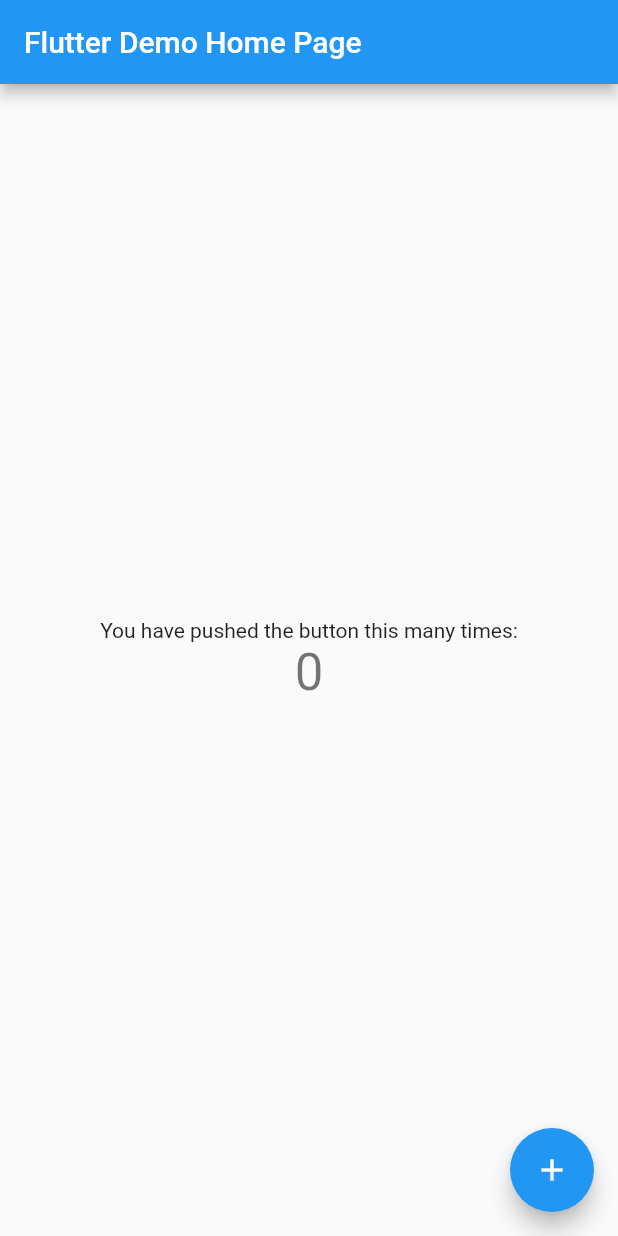
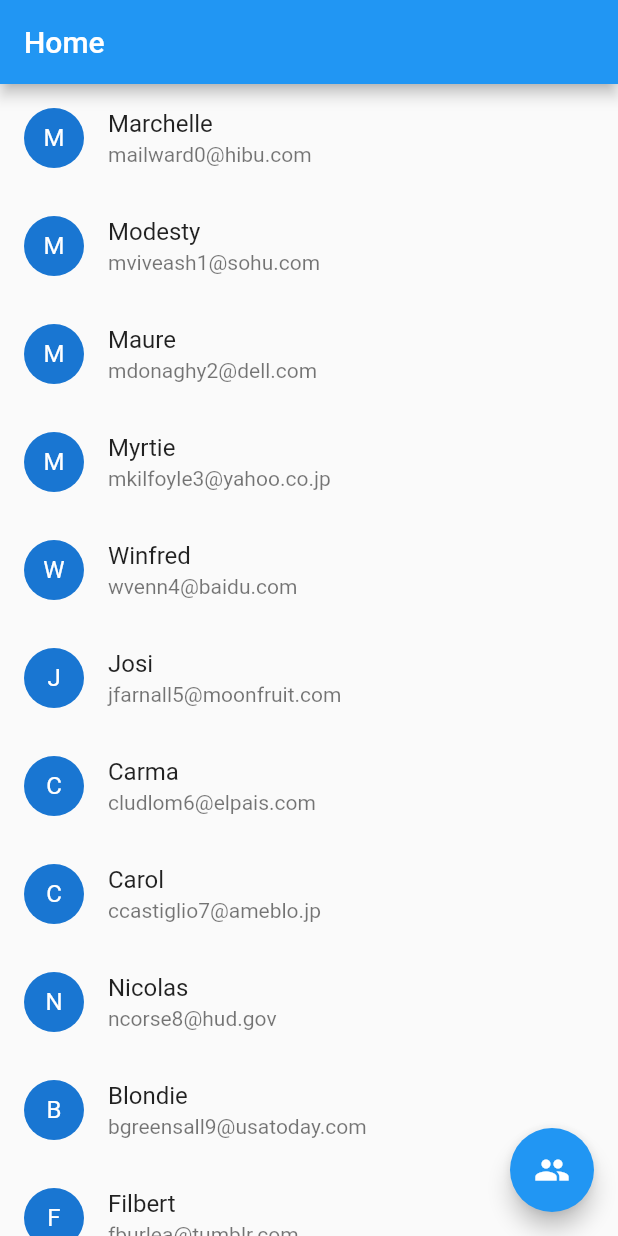
Before and after one commit to nstack-in/provider-demo-facebook, a Flutter app: the screen it shows after launch, on a phone screen of 412 x 824 dp. Run offline on Flutter 3.47's test engine with Material 2 defaults, Android fonts, the phone set to English and light mode, and no system bars.

Commit message:
provider facebook live

```diff
--- /dev/null
+++ b/lib/data.dart
@@ -0,0 +1,436 @@
+class MyData {
+  static List<Map> data = [
+    {
+      "id": 1,
+      "name": "Marchelle",
+      "email": "mailward0@hibu.com",
+      "address": "57 Bowman Drive"
+    },
+    {
+      "id": 2,
+      "name": "Modesty",
+      "email": "mviveash1@sohu.com",
+      "address": "2171 Welch Avenue"
+    },
+    {
+      "id": 3,
+      "name": "Maure",
+      "email": "mdonaghy2@dell.com",
+      "address": "4623 Chinook Circle"
+    },
+    {
+      "id": 4,
+      "name": "Myrtie",
+      "email": "mkilfoyle3@yahoo.co.jp",
+      "address": "406 Kings Road"
+    },
+    {
+      "id": 5,
+      "name": "Winfred",
+      "email": "wvenn4@baidu.com",
+      "address": "2444 Pawling Lane"
+    },
+    {
+      "id": 6,
+      "name": "Josi",
+      "email": "jfarnall5@moonfruit.com",
+      "address": "0 Hoepker Lane"
+    },
+    {
+      "id": 7,
+      "name": "Carma",
+      "email": "cludlom6@elpais.com",
+      "address": "01349 Logan Terrace"
+    },
+    {
+      "id": 8,
+      "name": "Carol",
+      "email": "ccastiglio7@ameblo.jp",
+      "address": "67871 Raven Pass"
+    },
+    {
+      "id": 9,
+      "name": "Nicolas",
+      "email": "ncorse8@hud.gov",
+      "address": "32212 Banding Alley"
+    },
+    {
+      "id": 10,
+      "name": "Blondie",
+      "email": "bgreensall9@usatoday.com",
+      "address": "217 South Trail"
+    },
+    {
+      "id": 11,
+      "name": "Filbert",
+      "email": "fburlea@tumblr.com",
+      "address": "3 Mayfield Pass"
+    },
+    {
+      "id": 12,
+      "name": "Imojean",
+      "email": "iwalbrookb@zdnet.com",
+      "address": "91904 Fieldstone Lane"
+    },
+    {
+      "id": 13,
+      "name": "Rochell",
+      "email": "rsharplesc@drupal.org",
+      "address": "46 Schmedeman Place"
+    },
+    {
+      "id": 14,
+      "name": "Fayina",
+      "email": "fwellwoodd@mapquest.com",
+      "address": "1 Anderson Street"
+    },
+    {
+      "id": 15,
+      "name": "Dilan",
+      "email": "dgethinge@wsj.com",
+      "address": "87297 High Crossing Alley"
+    },
+    {
+      "id": 16,
+      "name": "Berkie",
+      "email": "bmousbyf@si.edu",
+      "address": "5611 Colorado Drive"
+    },
+    {
+      "id": 17,
+      "name": "Aliza",
+      "email": "aabelsg@de.vu",
+      "address": "56 Dunning Way"
+    },
+    {
+      "id": 18,
+      "name": "Gene",
+      "email": "gernih@slashdot.org",
+      "address": "0479 Jay Court"
+    },
+    {
+      "id": 19,
+      "name": "Devland",
+      "email": "dlindbladi@geocities.jp",
+      "address": "0971 Johnson Terrace"
+    },
+    {
+      "id": 20,
+      "name": "Leigh",
+      "email": "larlidgej@xinhuanet.com",
+      "address": "430 Hanover Park"
+    },
+    {
+      "id": 21,
+      "name": "Annamaria",
+      "email": "agerreyk@jiathis.com",
+      "address": "03345 Larry Junction"
+    },
+    {
+      "id": 22,
+      "name": "Agace",
+      "email": "arubenczykl@meetup.com",
+      "address": "119 Stuart Alley"
+    },
+    {
+      "id": 23,
+      "name": "Ninette",
+      "email": "nhuglim@npr.org",
+      "address": "746 Calypso Plaza"
+    },
+    {
+      "id": 24,
+      "name": "Sosanna",
+      "email": "scopestaken@cloudflare.com",
+      "address": "81924 North Parkway"
+    },
+    {
+      "id": 25,
+      "name": "Millard",
+      "email": "mcullumo@jigsy.com",
+      "address": "6215 Hoepker Park"
+    },
+    {
+      "id": 26,
+      "name": "Alden",
+      "email": "aconvillep@seattletimes.com",
+      "address": "13 Mayfield Pass"
+    },
+    {
+      "id": 27,
+      "name": "Roderich",
+      "email": "rquinlanq@feedburner.com",
+      "address": "58 Dawn Parkway"
+    },
+    {
+      "id": 28,
+      "name": "Jesse",
+      "email": "jblackallerr@github.com",
+      "address": "286 Stone Corner Drive"
+    },
+    {
+      "id": 29,
+      "name": "Grace",
+      "email": "gmaytoms@reverbnation.com",
+      "address": "52817 Shelley Place"
+    },
+    {
+      "id": 30,
+      "name": "Lurline",
+      "email": "lvennardt@goo.ne.jp",
+      "address": "8 Cherokee Plaza"
+    },
+    {
+      "id": 31,
+      "name": "Bernie",
+      "email": "bsworderu@wordpress.com",
+      "address": "6223 Harbort Street"
+    },
+    {
+      "id": 32,
+      "name": "Dana",
+      "email": "dknevetv@linkedin.com",
+      "address": "6 Waxwing Alley"
+    },
+    {
+      "id": 33,
+      "name": "Emelita",
+      "email": "emckernonw@hugedomains.com",
+      "address": "823 Kings Alley"
+    },
+    {
+      "id": 34,
+      "name": "Mikey",
+      "email": "maldissx@cyberchimps.com",
+      "address": "83570 Lerdahl Park"
+    },
+    {
+      "id": 35,
+      "name": "Hortensia",
+      "email": "hgarmony@guardian.co.uk",
+      "address": "9 Ryan Drive"
+    },
+    {
+      "id": 36,
+      "name": "Nicolis",
+      "email": "nfallsz@privacy.gov.au",
+      "address": "414 Nelson Park"
+    },
+    {
+      "id": 37,
+      "name": "Christoforo",
+      "email": "cdunan10@salon.com",
+      "address": "342 Division Point"
+    },
+    {
+      "id": 38,
+      "name": "Abie",
+      "email": "acoulter11@unblog.fr",
+      "address": "04 4th Trail"
+    },
+    {
+      "id": 39,
+      "name": "Lowell",
+      "email": "lguihen12@mit.edu",
+      "address": "177 Banding Parkway"
+    },
+    {
+      "id": 40,
+      "name": "Sherye",
+      "email": "sardron13@dagondesign.com",
+      "address": "3720 Killdeer Way"
+    },
+    {
+      "id": 41,
+      "name": "Laura",
+      "email": "lruit14@mlb.com",
+      "address": "9818 Moland Avenue"
+    },
+    {
+      "id": 42,
+      "name": "Carlen",
+      "email": "cjacquet15@indiatimes.com",
+      "address": "5191 Bay Way"
+    },
+    {
+      "id": 43,
+      "name": "Mirabel",
+      "email": "methridge16@businesswire.com",
+      "address": "027 West Junction"
+    },
+    {
+      "id": 44,
+      "name": "Shellie",
+      "email": "sffrenchbeytagh17@theatlantic.com",
+      "address": "075 Merrick Place"
+    },
+    {
+      "id": 45,
+      "name": "Rossie",
+      "email": "rpecht18@craigslist.org",
+      "address": "6127 Barnett Terrace"
+    },
+    {
+      "id": 46,
+      "name": "Adelle",
+      "email": "amichelotti19@google.com.hk",
+      "address": "0763 Vidon Alley"
+    },
+    {
+      "id": 47,
+      "name": "Welby",
+      "email": "wtremblet1a@rediff.com",
+      "address": "968 Oneill Street"
+    },
+    {
+      "id": 48,
+      "name": "Julianne",
+      "email": "jchessun1b@princeton.edu",
+      "address": "9 Arizona Pass"
+    },
+    {
+      "id": 49,
+      "name": "Hilly",
+      "email": "hgodlonton1c@slideshare.net",
+      "address": "264 Buell Center"
+    },
+    {
+      "id": 50,
+      "name": "Velma",
+      "email": "vomullaney1d@hud.gov",
+      "address": "61 Mosinee Crossing"
+    },
+    {
+      "id": 51,
+      "name": "Maisie",
+      "email": "mlewty1e@prweb.com",
+      "address": "7 Oriole Crossing"
+    },
+    {
+      "id": 52,
+      "name": "Teirtza",
+      "email": "tsturge1f@amazon.co.uk",
+      "address": "5 Vidon Crossing"
+    },
+    {
+      "id": 53,
+      "name": "Karrah",
+      "email": "kneaves1g@yolasite.com",
+      "address": "6018 Lotheville Hill"
+    },
+    {
+      "id": 54,
+      "name": "Packston",
+      "email": "plemanu1h@harvard.edu",
+      "address": "4751 Iowa Hill"
+    },
+    {
+      "id": 55,
+      "name": "Kary",
+      "email": "kflips1i@php.net",
+      "address": "53139 Magdeline Road"
+    },
+    {
+      "id": 56,
+      "name": "Megan",
+      "email": "mrivelon1j@businesswire.com",
+      "address": "56 Hallows Place"
+    },
+    {
+      "id": 57,
+      "name": "Banky",
+      "email": "bwratten1k@google.ru",
+      "address": "2726 Prairieview Park"
+    },
+    {
+      "id": 58,
+      "name": "Darsie",
+      "email": "dmossop1l@homestead.com",
+      "address": "59274 Elmside Place"
+    },
+    {
+      "id": 59,
+      "name": "Blane",
+      "email": "bburleton1m@hibu.com",
+      "address": "9935 3rd Crossing"
+    },
+    {
+      "id": 60,
+      "name": "Bald",
+      "email": "bbuckerfield1n@slashdot.org",
+      "address": "848 Pankratz Parkway"
+    },
+    {
+      "id": 61,
+      "name": "Maire",
+      "email": "mrichardot1o@eepurl.com",
+      "address": "3691 Hudson Avenue"
+    },
+    {
+      "id": 62,
+      "name": "Cherie",
+      "email": "cshurlock1p@tinypic.com",
+      "address": "00 Derek Road"
+    },
+    {
+      "id": 63,
+      "name": "Pen",
+      "email": "plevy1q@infoseek.co.jp",
+      "address": "2839 Ruskin Crossing"
+    },
+    {
+      "id": 64,
+      "name": "Spike",
+      "email": "swakeling1r@nasa.gov",
+      "address": "54 Superior Court"
+    },
+    {
+      "id": 65,
+      "name": "Esteban",
+      "email": "esmoth1s@rakuten.co.jp",
+      "address": "26640 Muir Court"
+    },
+    {
+      "id": 66,
+      "name": "Gabriele",
+      "email": "gabramamovh1t@webeden.co.uk",
+      "address": "7 Arapahoe Center"
+    },
+    {
+      "id": 67,
+      "name": "Randy",
+      "email": "rcaveau1u@timesonline.co.uk",
+      "address": "3752 Del Mar Place"
+    },
+    {
+      "id": 68,
+      "name": "Tabb",
+      "email": "todd1v@360.cn",
+      "address": "07 Coleman Lane"
+    },
+    {
+      "id": 69,
+      "name": "Ginnifer",
+      "email": "ggerman1w@netscape.com",
+      "address": "3414 Michigan Court"
+    },
+    {
+      "id": 70,
+      "name": "Corie",
+      "email": "cbarnardo1x@freewebs.com",
+      "address": "69066 Magdeline Place"
+    },
+    {
+      "id": 71,
+      "name": "Ravi",
+      "email": "rlawful1y@elpais.com",
+      "address": "0580 Forster Lane"
+    },
+    {
+      "id": 72,
+      "name": "Adelheid",
+      "email": "aplenderleith1z@cdbaby.com",
+      "address": "1307 Oak Terrace"
+    }
+  ];
+}
--- /dev/null
+++ b/lib/hire_provider.dart
@@ -0,0 +1,28 @@
+import 'package:flutter/material.dart';
+
+class HireProvider extends ChangeNotifier {
+  List<Map> _users = [];
+
+  List<Map> get users => _users;
+
+  void addPeople(Map user) {
+    Map isAvailable = _users.firstWhere(
+      (element) => element['id'] == user['id'],
+      orElse: () => null,
+    );
+    if (isAvailable == null) {
+      _users.add(user);
+    }
+    notifyListeners();
+  }
+
+  void removePeople(Map user) {
+    _users.removeWhere((u) => u['id'] == user['id']);
+    notifyListeners();
+  }
+
+  void emptyPeople(Map user) {
+    _users = [];
+    notifyListeners();
+  }
+}
--- /dev/null
+++ b/lib/hire_screen.dart
@@ -0,0 +1,45 @@
+import 'package:demo_app/hire_provider.dart';
+import 'package:flutter/material.dart';
+import 'package:provider/provider.dart';
+
+class HirePeopleScreen extends StatefulWidget {
+  @override
+  _HirePeopleScreenState createState() => _HirePeopleScreenState();
+}
+
+class _HirePeopleScreenState extends State<HirePeopleScreen> {
+  HireProvider hireProvider;
+
+  @override
+  Widget build(BuildContext context) {
+    hireProvider = Provider.of<HireProvider>(context);
+    List<Map> users = hireProvider.users;
+    return Scaffold(
+      appBar: AppBar(
+        title: Text('Selcted People'),
+      ),
+      body: ListView.builder(
+        itemBuilder: (_, index) {
+          Map user = users[index];
+          return ListTile(
+            onTap: () {
+              togglePeople(user);
+            },
+            leading: CircleAvatar(
+              child: Text('${user['name'][0]}'),
+            ),
+            title: Text('${user['name']}'),
+            subtitle: Text('${user['email']}'),
+          );
+        },
+        itemCount: users.length,
+      ),
+    );
+  }
+
+  void togglePeople(Map user) {
+    hireProvider.removePeople(user);
+    print("hireProvider.users");
+    print(hireProvider.users);
+  }
+}
--- /dev/null
+++ b/lib/home.dart
@@ -0,0 +1,57 @@
+import 'package:demo_app/data.dart';
+import 'package:demo_app/hire_provider.dart';
+import 'package:demo_app/hire_screen.dart';
+import 'package:flutter/material.dart';
+import 'package:provider/provider.dart';
+
+class HomePage extends StatefulWidget {
+  @override
+  _HomePageState createState() => _HomePageState();
+}
+
+class _HomePageState extends State<HomePage> {
+  List<Map> users = MyData.data;
+  HireProvider hireProvider;
+
+  @override
+  Widget build(BuildContext context) {
+    hireProvider = Provider.of<HireProvider>(context);
+    return Scaffold(
+      appBar: AppBar(
+        title: Text('Home'),
+      ),
+      body: ListView.builder(
+        itemBuilder: (_, index) {
+          Map user = users[index];
+          return ListTile(
+            onTap: () {
+              togglePeople(user);
+            },
+            leading: CircleAvatar(
+              child: Text('${user['name'][0]}'),
+            ),
+            title: Text('${user['name']}'),
+            subtitle: Text('${user['email']}'),
+          );
+        },
+        itemCount: users.length,
+      ),
+      floatingActionButton: FloatingActionButton(
+        onPressed: _navigate,
+        child: Icon(Icons.people),
+      ),
+    );
+  }
+
+  void _navigate() {
+    final builder = (_) => HirePeopleScreen();
+    final route = MaterialPageRoute(builder: builder);
+    Navigator.push(context, route);
+  }
+
+  void togglePeople(Map user) {
+    hireProvider.addPeople(user);
+    print("hireProvider.users");
+    print(hireProvider.users);
+  }
+}
--- a/lib/main.dart
+++ b/lib/main.dart
@@ -1,117 +1,41 @@
+import 'package:demo_app/hire_provider.dart';
+import 'package:demo_app/home.dart';
+import 'package:demo_app/theme_provider.dart';
 import 'package:flutter/material.dart';
+import 'package:provider/provider.dart';
 
 void main() {
-  runApp(MyApp());
+  runApp(MyProvider());
 }
 
-class MyApp extends StatelessWidget {
-  // This widget is the root of your application.
+class MyProvider extends StatelessWidget {
   @override
   Widget build(BuildContext context) {
-    return MaterialApp(
-      title: 'Flutter Demo',
-      theme: ThemeData(
-        // This is the theme of your application.
-        //
-        // Try running your application with "flutter run". You'll see the
-        // application has a blue toolbar. Then, without quitting the app, try
-        // changing the primarySwatch below to Colors.green and then invoke
-        // "hot reload" (press "r" in the console where you ran "flutter run",
-        // or simply save your changes to "hot reload" in a Flutter IDE).
-        // Notice that the counter didn't reset back to zero; the application
-        // is not restarted.
-        primarySwatch: Colors.blue,
-        // This makes the visual density adapt to the platform that you run
-        // the app on. For desktop platforms, the controls will be smaller and
-        // closer together (more dense) than on mobile platforms.
-        visualDensity: VisualDensity.adaptivePlatformDensity,
-      ),
-      home: MyHomePage(title: 'Flutter Demo Home Page'),
+    return MultiProvider(
+      providers: [
+        ChangeNotifierProvider(
+          create: (_) => ThemeProvider(),
+        ),
+        ChangeNotifierProvider(
+          create: (_) => HireProvider(),
+        ),
+      ],
+      builder: (_, __) {
+        return MyApp();
+      },
     );
   }
 }
 
-class MyHomePage extends StatefulWidget {
-  MyHomePage({Key key, this.title}) : super(key: key);
-
-  // This widget is the home page of your application. It is stateful, meaning
-  // that it has a State object (defined below) that contains fields that affect
-  // how it looks.
-
-  // This class is the configuration for the state. It holds the values (in this
-  // case the title) provided by the parent (in this case the App widget) and
-  // used by the build method of the State. Fields in a Widget subclass are
-  // always marked "final".
-
-  final String title;
-
-  @override
-  _MyHomePageState createState() => _MyHomePageState();
-}
-
-class _MyHomePageState extends State<MyHomePage> {
-  int _counter = 0;
-
-  void _incrementCounter() {
-    setState(() {
-      // This call to setState tells the Flutter framework that something has
-      // changed in this State, which causes it to rerun the build method below
-      // so that the display can reflect the updated values. If we changed
-      // _counter without calling setState(), then the build method would not be
-      // called again, and so nothing would appear to happen.
-      _counter++;
-    });
-  }
-
+class MyApp extends StatelessWidget {
   @override
   Widget build(BuildContext context) {
-    // This method is rerun every time setState is called, for instance as done
-    // by the _incrementCounter method above.
-    //
-    // The Flutter framework has been optimized to make rerunning build methods
-    // fast, so that you can just rebuild anything that needs updating rather
-    // than having to individually change instances of widgets.
-    return Scaffold(
-      appBar: AppBar(
-        // Here we take the value from the MyHomePage object that was created by
-        // the App.build method, and use it to set our appbar title.
-        title: Text(widget.title),
-      ),
-      body: Center(
-        // Center is a layout widget. It takes a single child and positions it
-        // in the middle of the parent.
-        child: Column(
-          // Column is also a layout widget. It takes a list of children and
-          // arranges them vertically. By default, it sizes itself to fit its
-          // children horizontally, and tries to be as tall as its parent.
-          //
-          // Invoke "debug painting" (press "p" in the console, choose the
-          // "Toggle Debug Paint" action from the Flutter Inspector in Android
-          // Studio, or the "Toggle Debug Paint" command in Visual Studio Code)
-          // to see the wireframe for each widget.
-          //
-          // Column has various properties to control how it sizes itself and
-          // how it positions its children. Here we use mainAxisAlignment to
-          // center the children vertically; the main axis here is the vertical
-          // axis because Columns are vertical (the cross axis would be
-          // horizontal).
-          mainAxisAlignment: MainAxisAlignment.center,
-          children: <Widget>[
-            Text(
-              'You have pushed the button this many times:',
-            ),
-            Text(
-              '$_counter',
-              style: Theme.of(context).textTheme.headline4,
-            ),
-          ],
-        ),
-      ),
-      floatingActionButton: FloatingActionButton(
-        onPressed: _incrementCounter,
-        tooltip: 'Increment',
-        child: Icon(Icons.add),
-      ), // This trailing comma makes auto-formatting nicer for build methods.
+    ThemeProvider themeProvider = Provider.of<ThemeProvider>(context);
+    return MaterialApp(
+      theme: ThemeData.light(),
+      darkTheme: ThemeData.dark(),
+      themeMode: themeProvider.mode,
+      home: HomePage(),
     );
   }
 }
--- /dev/null
+++ b/lib/settings.dart
@@ -0,0 +1,31 @@
+import 'package:demo_app/theme_provider.dart';
+import 'package:flutter/material.dart';
+import 'package:provider/provider.dart';
+
+class SettingScreen extends StatefulWidget {
+  @override
+  _SettingScreenState createState() => _SettingScreenState();
+}
+
+class _SettingScreenState extends State<SettingScreen> {
+  @override
+  Widget build(BuildContext context) {
+    return Scaffold(
+      appBar: AppBar(
+        title: Text('Provider'),
+      ),
+      body: Center(
+        child: RaisedButton(
+          child: Text('Toggle'),
+          onPressed: () {
+            ThemeProvider themeProvider = Provider.of<ThemeProvider>(
+              context,
+              listen: false,
+            );
+            themeProvider.toggleTheme();
+          },
+        ),
+      ),
+    );
+  }
+}
--- /dev/null
+++ b/lib/theme_provider.dart
@@ -0,0 +1,20 @@
+import 'package:flutter/material.dart';
+
+class ThemeProvider extends ChangeNotifier {
+  ThemeMode _mode;
+
+  ThemeMode get mode => _mode;
+
+  ThemeProvider() {
+    _mode = ThemeMode.light;
+  }
+
+  void toggleTheme() {
+    if (_mode == ThemeMode.light) {
+      _mode = ThemeMode.dark;
+    } else {
+      _mode = ThemeMode.light;
+    }
+    notifyListeners();
+  }
+}
--- a/pubspec.yaml
+++ b/pubspec.yaml
@@ -24,6 +24,7 @@ dependencies:
   flutter:
     sdk: flutter
   cupertino_icons: ^1.0.0
+  provider:
 
 dev_dependencies:
   flutter_test:
```
Also changed, not shown: pubspec.lock, 1 other file.
